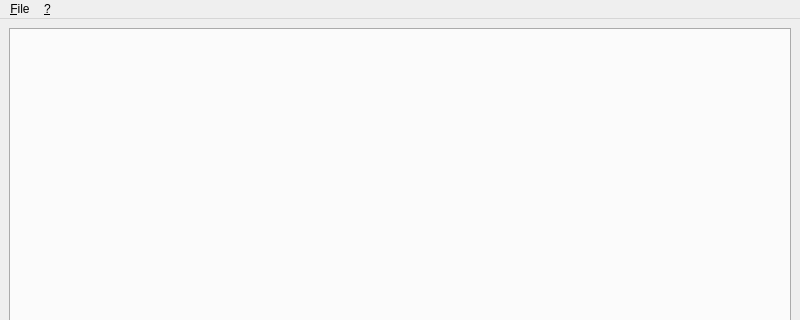
Before: the Qt Designer form qtfeet/modules/ui/main.ui in hugosenari/qtfeet, drawn with Qt 5; both pictures show x 0 to 800 and y 0 to 320 of the 800 by 600 pixel window.
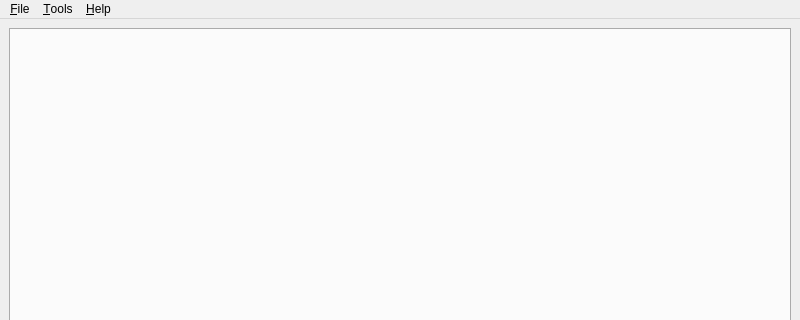
After: the same form once the commit is applied.

The edit to the form file:
```diff
--- a/qtfeet/modules/ui/main.ui
+++ b/qtfeet/modules/ui/main.ui
@@ -36,14 +36,22 @@
     </property>
     <addaction name="action_quit"/>
    </widget>
+   <widget class="QMenu" name="menu_tools">
+    <property name="title">
+     <string>&amp;Tools</string>
+    </property>
+    <addaction name="action_settings"/>
+    <addaction name="action_add_ons"/>
+   </widget>
    <widget class="QMenu" name="menu_help">
     <property name="title">
-     <string>&amp;?</string>
+     <string>&amp;Help</string>
     </property>
     <addaction name="action_about"/>
     <addaction name="action_about_qt"/>
    </widget>
    <addaction name="menu_file"/>
+   <addaction name="menu_tools"/>
    <addaction name="menu_help"/>
   </widget>
   <widget class="QStatusBar" name="statusbar"/>
```
Left out of the diff: 10 changed lines with no effect on the pictures.
